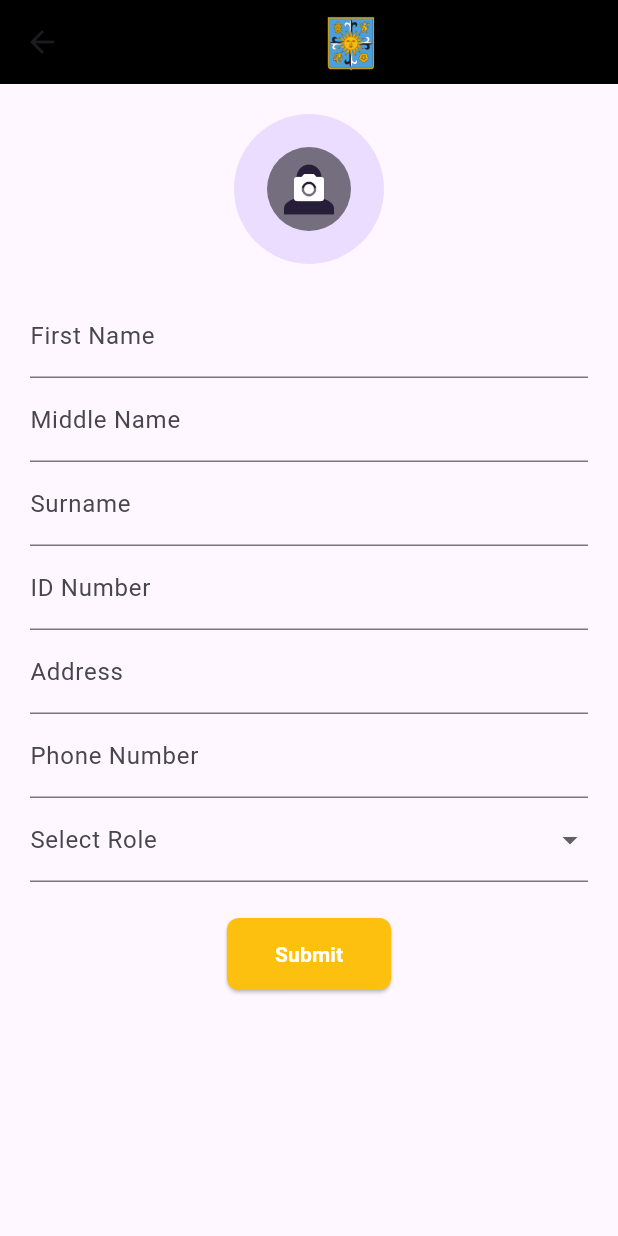
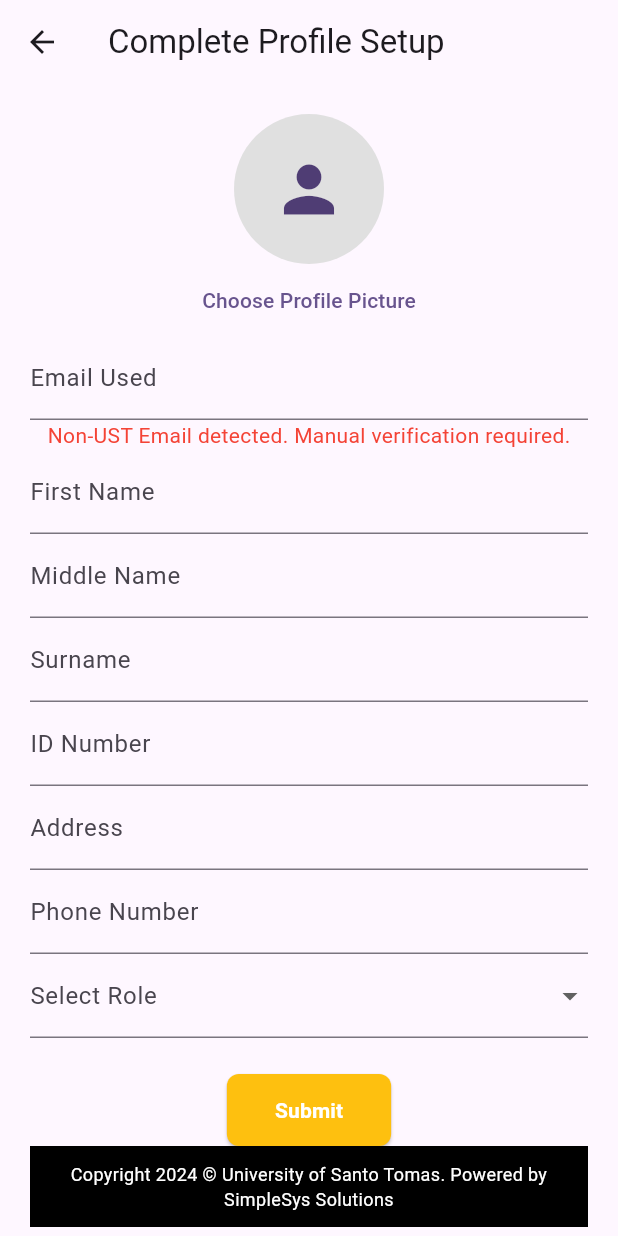
Before and after one commit to jjelleazarr/se2_tigersafe, a Flutter app: the ProfileSetupScreen screen opened by its route, on a phone screen of 412 x 824 dp. Run offline on Flutter 3.47's test engine with Material 3 defaults, Android fonts, the phone set to English and light mode, and no system bars; our stand-ins replace cloud_firestore, file_picker, firebase_auth, firebase_core, firebase_storage, geocoding and 9 more; accounts and stored records are empty.

Commit message:
Added Uneditable Email Field

```diff
--- a/lib/screens/mobile/profile_setup.dart
+++ b/lib/screens/mobile/profile_setup.dart
@@ -1,16 +1,19 @@
+import 'dart:io';
+
 import 'package:cloud_firestore/cloud_firestore.dart';
 import 'package:firebase_auth/firebase_auth.dart';
 import 'package:firebase_storage/firebase_storage.dart';
+import 'package:file_picker/file_picker.dart';
 import 'package:flutter/material.dart';
+import 'package:flutter/services.dart';
 import 'package:se2_tigersafe/controllers/verification_requests_controller.dart';
 import 'package:se2_tigersafe/models/verification_requests_collection.dart';
 import 'package:se2_tigersafe/widgets/custom_button.dart';
-import 'package:file_picker/file_picker.dart';
-import 'dart:io';
+import 'package:se2_tigersafe/widgets/footer.dart';
 
 class ProfileSetupScreen extends StatefulWidget {
   @override
-  _ProfileSetupScreenState createState() => _ProfileSetupScreenState();
+  State<ProfileSetupScreen> createState() => _ProfileSetupScreenState();
 }
 
 class _ProfileSetupScreenState extends State<ProfileSetupScreen> {
@@ -29,29 +32,28 @@ class _ProfileSetupScreenState extends State<ProfileSetupScreen> {
   String? _specialization;
   PlatformFile? _proofOfIdentity;
   PlatformFile? _profileImage;
-  String? _profileImageUrl;
-
   bool _isSubmitting = false;
 
   Future<void> _submitProfile() async {
     if (!_formKey.currentState!.validate()) return;
     if (_role == null) return;
-    if (_role == 'emergency_response_team' && (_specialization == null || _proofOfIdentity == null)) return;
 
     final user = FirebaseAuth.instance.currentUser;
     if (user == null) return;
 
+    final isUSTEmail = user.email!.endsWith('@ust.edu.ph');
+
     setState(() => _isSubmitting = true);
 
+    String? profileImageUrl;
     if (_profileImage != null) {
-      final profileRef = FirebaseStorage.instance.ref().child('profile_images/${user.uid}_${_profileImage!.name}');
+      final profileRef = FirebaseStorage.instance
+          .ref('profile_images/${DateTime.now().millisecondsSinceEpoch}_${_profileImage!.name}');
       await profileRef.putFile(File(_profileImage!.path!));
-      _profileImageUrl = await profileRef.getDownloadURL();
+      profileImageUrl = await profileRef.getDownloadURL();
     }
 
-    final isUST = user.email?.endsWith('@ust.edu.ph') ?? false;
-
-    if (_role == 'stakeholder' && isUST) {
+    if (_role == 'stakeholder' && isUSTEmail) {
       await FirebaseFirestore.instance.collection('users').doc(user.uid).set({
         'first_name': _firstNameController.text,
         'middle_name': _middleNameController.text,
@@ -60,13 +62,23 @@ class _ProfileSetupScreenState extends State<ProfileSetupScreen> {
         'email': user.email,
         'address': _addressController.text,
         'phone_number': _phoneNumberController.text,
-        'roles': 'stakeholder',
-        'profile_image_url': _profileImageUrl,
+        'roles': ['stakeholder'],
         'account_status': 'Active',
+        'profile_image_url': profileImageUrl,
         'created_at': Timestamp.now(),
       });
       Navigator.pushReplacementNamed(context, '/dashboard');
     } else {
+      if (_role == 'emergency_response_team') {
+        if (_specialization == null || _proofOfIdentity == null || _descriptionController.text.isEmpty) {
+          ScaffoldMessenger.of(context).showSnackBar(
+            SnackBar(content: Text('Please complete all ERT requirements.')),
+          );
+          setState(() => _isSubmitting = false);
+          return;
+        }
+      }
+
       final model = VerificationRequestModel(
         requestId: '',
         firstName: _firstNameController.text,
@@ -77,17 +89,23 @@ class _ProfileSetupScreenState extends State<ProfileSetupScreen> {
         phoneNumber: _phoneNumberController.text,
         address: _addressController.text,
         roles: [_role!],
-        specialization: _specialization ?? '',
+        specialization: _role == 'emergency_response_team' ? _specialization! : '',
         proofOfIdentity: '',
-        description: _descriptionController.text,
+        description: _role == 'emergency_response_team' ? _descriptionController.text : '',
         accountStatus: 'Pending',
         submittedBy: user.uid,
         submittedAt: Timestamp.now(),
         adminId: null,
         reviewedAt: null,
+        profileImageUrl: profileImageUrl,
       );
 
-      await _verificationController.submitRequest(model, _proofOfIdentity!, profileImageUrl: _profileImageUrl);
+      await _verificationController.submitRequest(
+        model,
+        _role == 'emergency_response_team' ? _proofOfIdentity! : null,
+        profileImage: _profileImage,
+      );
+
 
       Navigator.pushReplacementNamed(context, '/account_verification');
     }
@@ -105,72 +123,57 @@ class _ProfileSetupScreenState extends State<ProfileSetupScreen> {
   Future<void> _pickProfileImage() async {
     final result = await FilePicker.platform.pickFiles(type: FileType.image);
     if (result != null && result.files.single != null) {
-      setState(() {
-        _profileImage = result.files.single;
-      });
+      setState(() => _profileImage = result.files.single);
     }
   }
 
   @override
   Widget build(BuildContext context) {
+    final isUSTEmail = FirebaseAuth.instance.currentUser?.email?.endsWith('@ust.edu.ph') ?? false;
+
     return Scaffold(
-      appBar: AppBar(
-        title: SizedBox(
-          height: kToolbarHeight,
-          child: Center(child: Image.asset('assets/UST_LOGO_NO_TEXT.png')),
-        ),
-        backgroundColor: Colors.black,
-      ),
-      body: LayoutBuilder( // Use LayoutBuilder to get screen dimensions
-        builder: (context, constraints) {
-          return Center(
-            child: SingleChildScrollView(
-              padding: EdgeInsets.all(20),
-              child: Container(
-                constraints: BoxConstraints(
-                  maxWidth: constraints.maxWidth - 20,
-                  maxHeight: constraints.maxHeight - 20,
-                ),
+      appBar: AppBar(title: Text('Complete Profile Setup')),
+      body: SingleChildScrollView(
+        padding: const EdgeInsets.all(20),
         child: Form(
           key: _formKey,
           child: Column(
             children: [
-                      GestureDetector(
-                        onTap: _pickProfileImage,
-                        child: Stack(
-                          alignment: Alignment.center,
-                          children: [
+              if (_profileImage != null)
                 CircleAvatar(
                   radius: 50,
-                              backgroundImage: _profileImage != null ? FileImage(File(_profileImage!.path!)) : null,
-                              child: _profileImage == null ? Icon(Icons.person, size: 50) : null,
+                  backgroundImage: FileImage(File(_profileImage!.path!)),
+                )
+              else
+                CircleAvatar(radius: 50, backgroundColor: Colors.grey[300], child: Icon(Icons.person, size: 50)),
+              TextButton(onPressed: _pickProfileImage, child: Text('Choose Profile Picture')),
+
+              TextFormField(
+                initialValue: FirebaseAuth.instance.currentUser?.email,
+                readOnly: true,
+                decoration: InputDecoration(labelText: 'Email Used'),
               ),
-                            if (_profileImage == null)
-                              Container(
-                                decoration: BoxDecoration(
-                                  shape: BoxShape.circle,
-                                  color: Colors.black.withOpacity(0.5),
-                                ),
-                                child: Padding(
-                                  padding: const EdgeInsets.all(16.0),
-                                  child: Column(
-                                    mainAxisSize: MainAxisSize.min,
-                                    children: [
-                                      Icon(Icons.camera_alt, color: Colors.white, size: 24),
-                                    ],
-                                  ),
-                                ),
-                              ),
-                          ],
-                        ),
-                      ),
-                      SizedBox(height: 20),
+              if (!isUSTEmail)
+                Text('Non-UST Email detected. Manual verification required.', style: TextStyle(color: Colors.red)),
+
               TextFormField(controller: _firstNameController, decoration: InputDecoration(labelText: 'First Name'), validator: (v) => v!.isEmpty ? 'Required' : null),
               TextFormField(controller: _middleNameController, decoration: InputDecoration(labelText: 'Middle Name')),
               TextFormField(controller: _surnameController, decoration: InputDecoration(labelText: 'Surname'), validator: (v) => v!.isEmpty ? 'Required' : null),
-                      TextFormField(controller: _idNumberController, decoration: InputDecoration(labelText: 'ID Number'), validator: (v) => v!.isEmpty ? 'Required' : null),
+              TextFormField(
+                controller: _idNumberController,
+                decoration: InputDecoration(labelText: 'ID Number'),
+                keyboardType: TextInputType.number,
+                inputFormatters: [FilteringTextInputFormatter.digitsOnly],
+                validator: (v) => v!.isEmpty ? 'Required' : null,
+              ),
               TextFormField(controller: _addressController, decoration: InputDecoration(labelText: 'Address'), validator: (v) => v!.isEmpty ? 'Required' : null),
-                      TextFormField(controller: _phoneNumberController, decoration: InputDecoration(labelText: 'Phone Number'), validator: (v) => v!.isEmpty ? 'Required' : null),
+              TextFormField(
+                controller: _phoneNumberController,
+                decoration: InputDecoration(labelText: 'Phone Number'),
+                keyboardType: TextInputType.number,
+                inputFormatters: [FilteringTextInputFormatter.digitsOnly],
+                validator: (v) => v!.isEmpty ? 'Required' : null,
+              ),
               DropdownButtonFormField<String>(
                 value: _role,
                 decoration: InputDecoration(labelText: 'Select Role'),
@@ -181,6 +184,7 @@ class _ProfileSetupScreenState extends State<ProfileSetupScreen> {
                 onChanged: (val) => setState(() => _role = val),
                 validator: (v) => v == null ? 'Required' : null,
               ),
+
               if (_role == 'emergency_response_team') ...[
                 DropdownButtonFormField<String>(
                   value: _specialization,
@@ -194,7 +198,7 @@ class _ProfileSetupScreenState extends State<ProfileSetupScreen> {
                   validator: (v) => v == null ? 'Required' : null,
                 ),
                 TextFormField(controller: _descriptionController, decoration: InputDecoration(labelText: 'Why do you need access?'), validator: (v) => v!.isEmpty ? 'Required' : null),
-                        SizedBox(height: 10),
+                const SizedBox(height: 10),
                 Row(
                   children: [
                     Expanded(child: Text(_proofOfIdentity != null ? _proofOfIdentity!.name : 'No file selected')),
@@ -205,16 +209,13 @@ class _ProfileSetupScreenState extends State<ProfileSetupScreen> {
               const SizedBox(height: 24),
               CustomButton(
                 text: _isSubmitting ? 'Submitting...' : 'Submit',
-                        onPressed: _isSubmitting ? null : _submitProfile,
+                onPressed: _isSubmitting ? null : () => _submitProfile(),
               ),
+              const Footer(),
             ],
           ),
         ),
       ),
-            ),
-          );
-        },
-      ),
     );
   }
 }
```
Also changed, not shown: lib/controllers/verification_requests_controller.dart (+23 -15 lines). Lines whose indentation alone changed are shown as unchanged.
